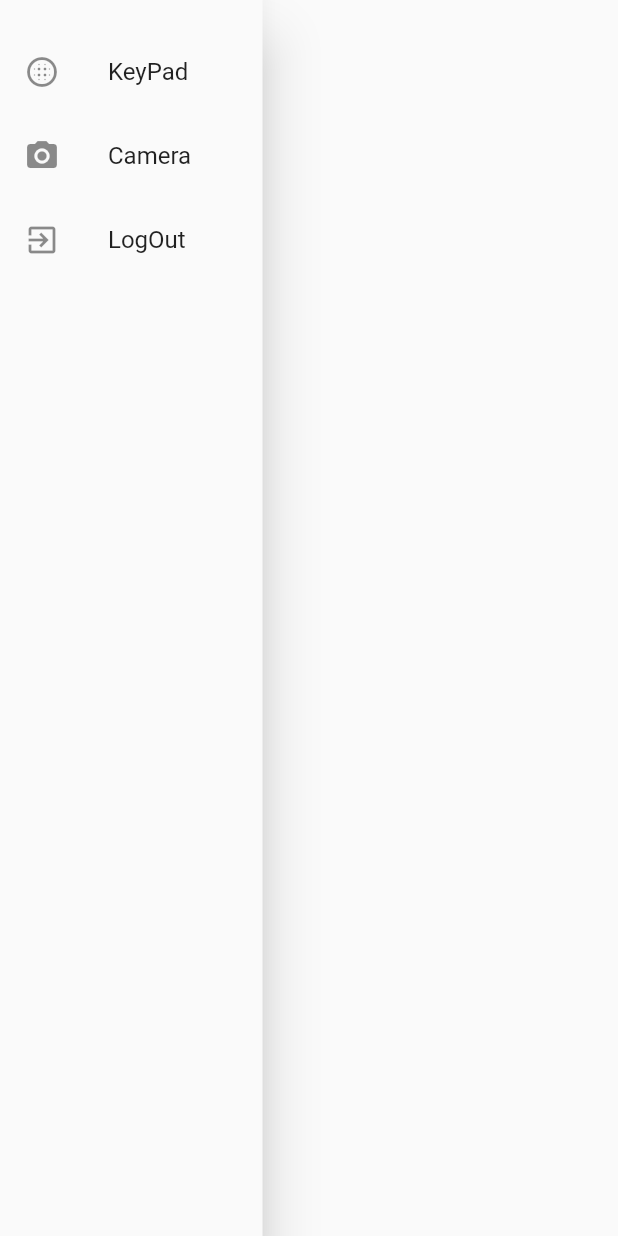
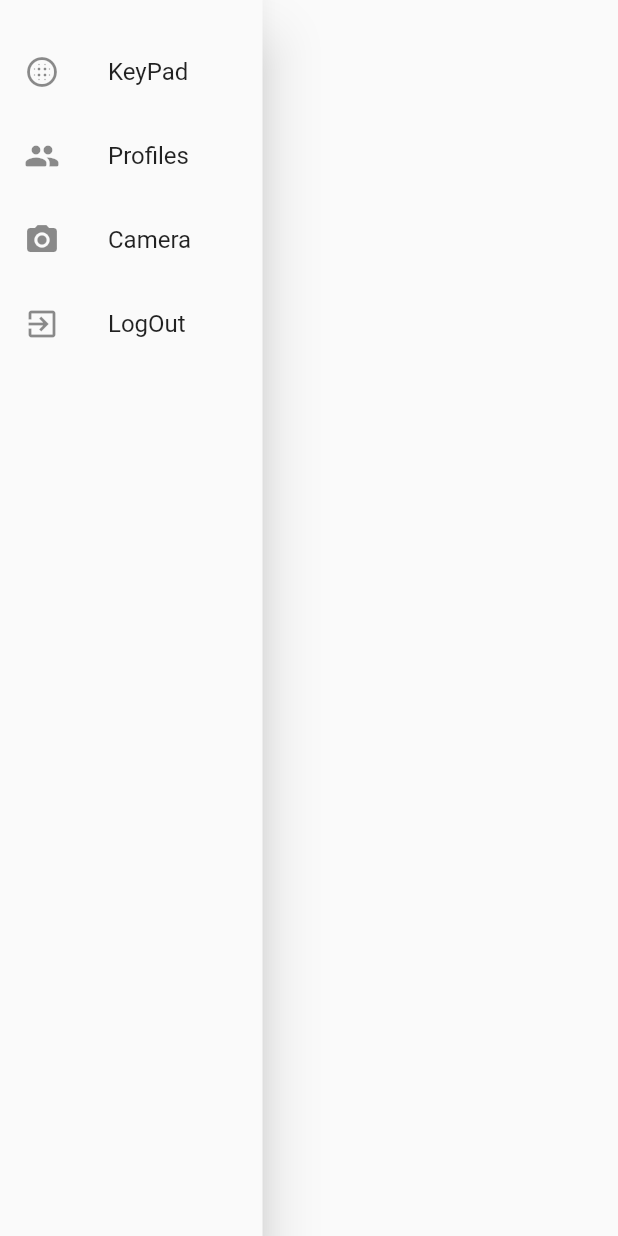
Before and after one commit to IrvinDelgado/smart-lock, a Flutter app: the NavDrawer widget shown alone on an empty page, opened directly, on a phone screen of 412 x 824 dp. Run offline on Flutter 3.47's test engine with Material 2 defaults, Android fonts, the light colour scheme and no system bars; our stand-ins replace firebase_auth, firebase_core; accounts and stored records are empty.

Commit message:
added profiles screen

```diff
--- a/lib/screens/widgets/nav.dart
+++ b/lib/screens/widgets/nav.dart
@@ -2,6 +2,7 @@ import 'package:flutter/material.dart';
 import 'package:smart_lock/screens/auth/widgets/auth_apis.dart';
 import 'package:smart_lock/screens/camera.dart';
 import 'package:smart_lock/screens/keypad.dart';
+import 'package:smart_lock/screens/profiles.dart';
 
 class NavDrawer extends StatelessWidget {
   @override
@@ -21,6 +22,14 @@ class NavDrawer extends StatelessWidget {
               onTap: () => {
                 Navigator.push(
                     context, MaterialPageRoute(builder: (context) => KeyPad()))
+              },
+            ),
+            ListTile(
+              leading: Icon(Icons.group_rounded),
+              title: Text('Profiles'),
+              onTap: () => {
+                Navigator.push(context,
+                    MaterialPageRoute(builder: (context) => Profiles()))
               },
             ),
             ListTile(
```
